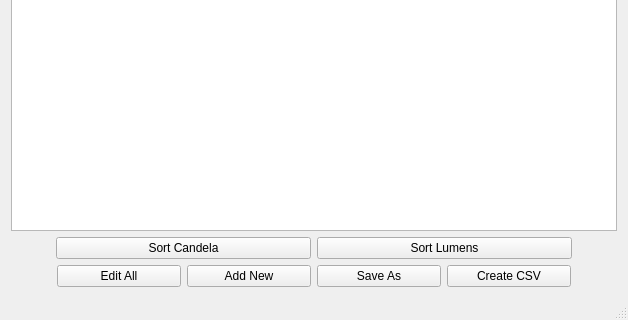
Old version of the form mainwindow.ui in the repository themattkerr/FixtureCompare; both pictures show x 0 to 628 and y 142 to 462 of the 628 by 462 pixel window.
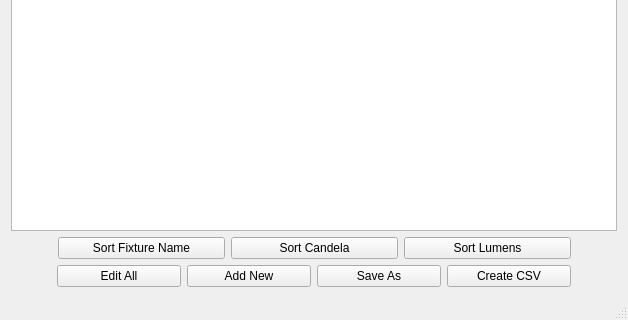
New version of the form. Icons and pictures are not drawn.

Commit message:
Bug fixes and sort function
Added sort by fixture name
changed angle check to post warning

```diff
--- a/mainwindow.ui
+++ b/mainwindow.ui
@@ -89,17 +89,36 @@
         </property>
        </spacer>
       </item>
+      <item>
+       <widget class="QPushButton" name="sortFixtureNameButton">
+        <property name="sizePolicy">
+         <sizepolicy hsizetype="Minimum" vsizetype="Fixed">
+          <horstretch>0</horstretch>
+          <verstretch>0</verstretch>
+         </sizepolicy>
+        </property>
+        <property name="minimumSize">
+         <size>
+          <width>167</width>
+          <height>0</height>
+         </size>
+        </property>
+        <property name="text">
+         <string>Sort Fixture Name</string>
+        </property>
+       </widget>
+      </item>
       <item>
        <widget class="QPushButton" name="SortCandela">
         <property name="sizePolicy">
-         <sizepolicy hsizetype="Fixed" vsizetype="Fixed">
-          <horstretch>200</horstretch>
+         <sizepolicy hsizetype="Minimum" vsizetype="Fixed">
+          <horstretch>0</horstretch>
           <verstretch>0</verstretch>
          </sizepolicy>
         </property>
         <property name="minimumSize">
          <size>
-          <width>255</width>
+          <width>167</width>
           <height>0</height>
          </size>
         </property>
@@ -111,14 +130,14 @@
       <item>
        <widget class="QPushButton" name="SortLumens">
         <property name="sizePolicy">
-         <sizepolicy hsizetype="Fixed" vsizetype="Fixed">
-          <horstretch>50</horstretch>
+         <sizepolicy hsizetype="Minimum" vsizetype="Fixed">
+          <horstretch>0</horstretch>
           <verstretch>0</verstretch>
          </sizepolicy>
         </property>
         <property name="minimumSize">
          <size>
-          <width>255</width>
+          <width>167</width>
           <height>0</height>
          </size>
         </property>
```
The commit also changes 5 other files.
